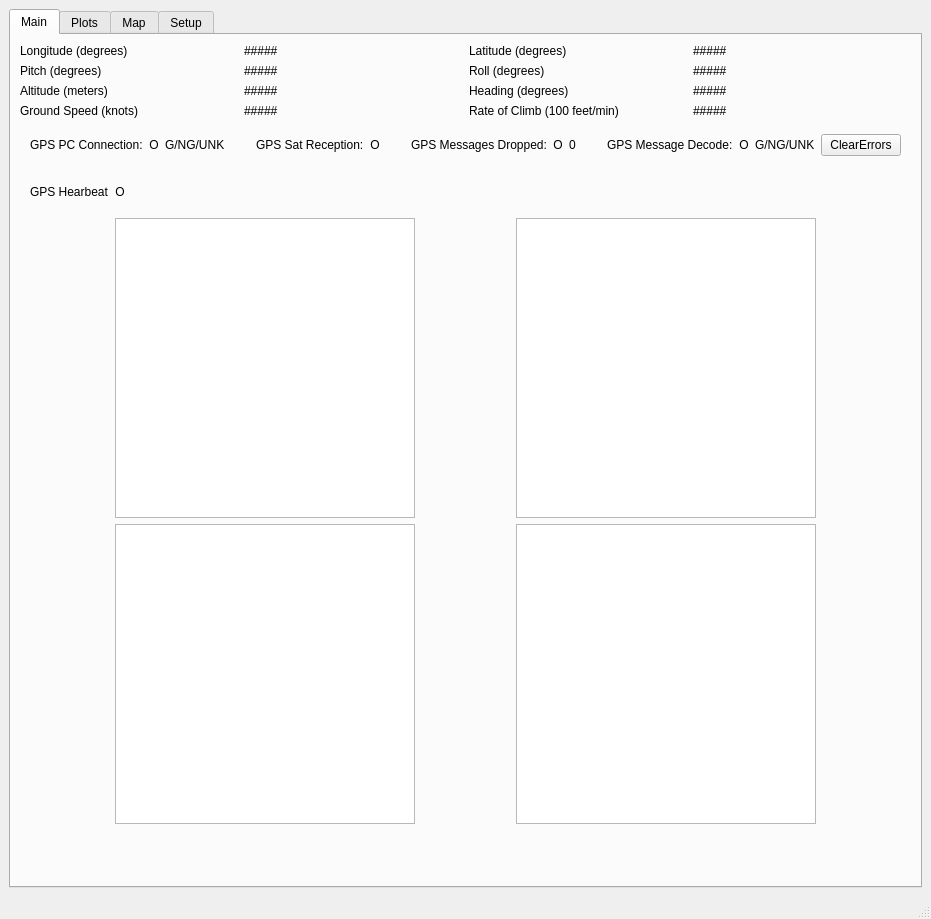
First picture: the form in gpsgui.ui, repository nasa-jpl/gpsGUI, before the edit.
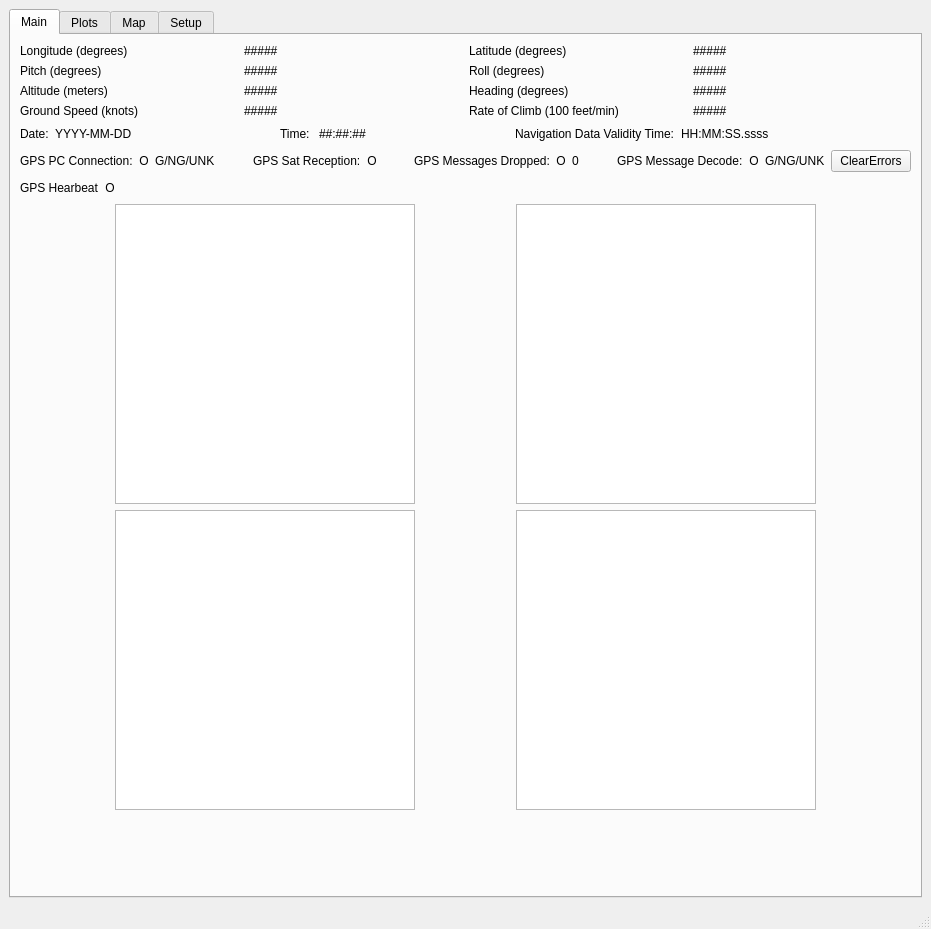
Second picture: the form after the edit. Custom widgets are drawn as their Qt base class.

Commit message: UTC time is now reported, along with Validity time for the Nav solution. UTC time is in units of 100 micro-seconds.

Patch:
```diff
--- a/gpsgui.ui
+++ b/gpsgui.ui
@@ -7,7 +7,7 @@
     <x>0</x>
     <y>0</y>
     <width>931</width>
-    <height>919</height>
+    <height>929</height>
    </rect>
   </property>
   <property name="windowTitle">
@@ -153,19 +153,116 @@
           </item>
          </layout>
         </item>
+        <item>
+         <layout class="QHBoxLayout" name="horizontalLayout_11">
+          <property name="leftMargin">
+           <number>0</number>
+          </property>
+          <property name="topMargin">
+           <number>0</number>
+          </property>
+          <property name="rightMargin">
+           <number>0</number>
+          </property>
+          <property name="bottomMargin">
+           <number>0</number>
+          </property>
+          <item>
+           <widget class="QLabel" name="label_19">
+            <property name="text">
+             <string>Date:</string>
+            </property>
+           </widget>
+          </item>
+          <item>
+           <widget class="QLabel" name="utcDateLabel">
+            <property name="text">
+             <string>YYYY-MM-DD</string>
+            </property>
+           </widget>
+          </item>
+          <item>
+           <spacer name="horizontalSpacer_7">
+            <property name="orientation">
+             <enum>Qt::Horizontal</enum>
+            </property>
+            <property name="sizeHint" stdset="0">
+             <size>
+              <width>40</width>
+              <height>20</height>
+             </size>
+            </property>
+           </spacer>
+          </item>
+          <item>
+           <widget class="QLabel" name="label_17">
+            <property name="text">
+             <string>Time: </string>
+            </property>
+           </widget>
+          </item>
+          <item>
+           <widget class="QLabel" name="utcTimeLabel">
+            <property name="text">
+             <string>##:##:##</string>
+            </property>
+           </widget>
+          </item>
+          <item>
+           <spacer name="horizontalSpacer_8">
+            <property name="orientation">
+             <enum>Qt::Horizontal</enum>
+            </property>
+            <property name="sizeHint" stdset="0">
+             <size>
+              <width>40</width>
+              <height>20</height>
+             </size>
+            </property>
+           </spacer>
+          </item>
+          <item>
+           <widget class="QLabel" name="label_15">
+            <property name="text">
+             <string>Navigation Data Validity Time:</string>
+            </property>
+           </widget>
+          </item>
+          <item>
+           <widget class="QLabel" name="validityTimeLabel">
+            <property name="text">
+             <string>HH:MM:SS.ssss</string>
+            </property>
+           </widget>
+          </item>
+          <item>
+           <spacer name="horizontalSpacer_9">
+            <property name="orientation">
+             <enum>Qt::Horizontal</enum>
+            </property>
+            <property name="sizeHint" stdset="0">
+             <size>
+              <width>40</width>
+              <height>20</height>
+             </size>
+            </property>
+           </spacer>
+          </item>
+         </layout>
+        </item>
         <item>
          <layout class="QHBoxLayout" name="horizontalLayout_9">
           <property name="leftMargin">
-           <number>10</number>
+           <number>0</number>
           </property>
           <property name="topMargin">
-           <number>10</number>
+           <number>0</number>
           </property>
           <property name="rightMargin">
-           <number>10</number>
+           <number>0</number>
           </property>
           <property name="bottomMargin">
-           <number>10</number>
+           <number>0</number>
           </property>
           <item>
            <widget class="QLabel" name="label_7">
@@ -307,16 +404,16 @@
         <item>
          <layout class="QHBoxLayout" name="horizontalLayout_10">
           <property name="leftMargin">
-           <number>10</number>
+           <number>0</number>
           </property>
           <property name="topMargin">
-           <number>10</number>
+           <number>0</number>
           </property>
           <property name="rightMargin">
-           <number>10</number>
+           <number>0</number>
           </property>
           <property name="bottomMargin">
-           <number>10</number>
+           <number>0</number>
           </property>
           <item>
            <widget class="QLabel" name="label_13">
```
The commit also changes 2 other files.
